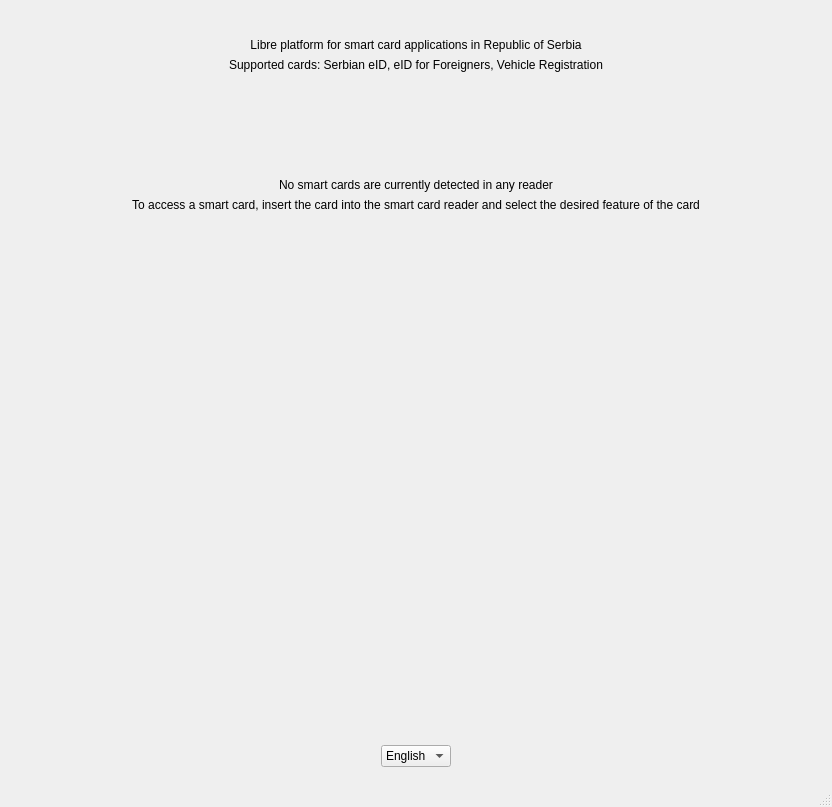
The window that src/librecelik.ui (LibreSCRS/LibreCelik) describes before a commit, drawn with Qt 5.
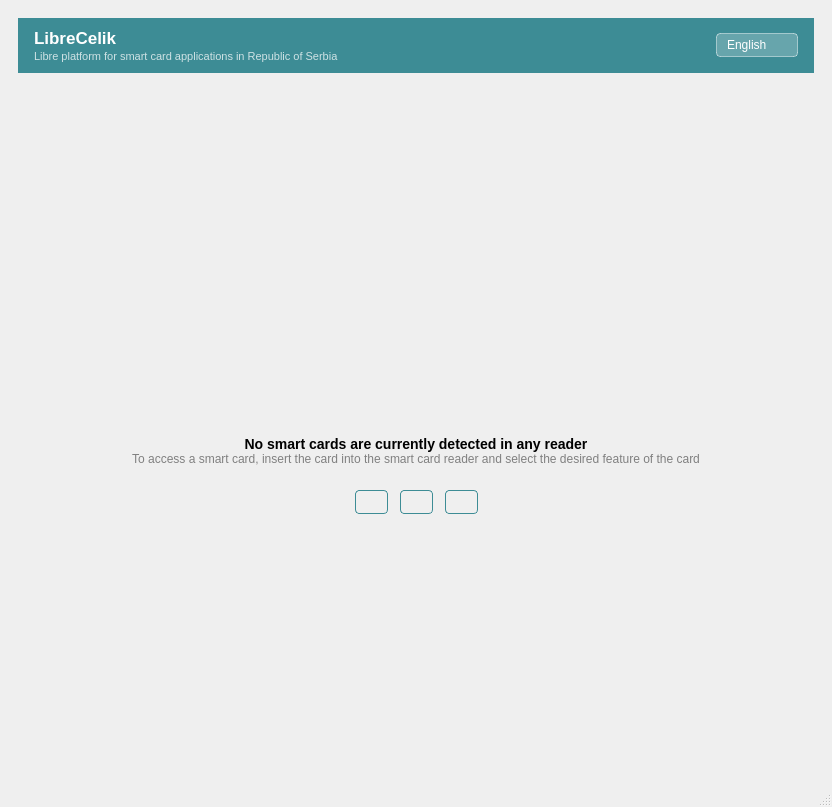
The same window after the commit. Icons and pictures are not drawn.

Commit message: Redesign home screen; fix crash on card removal during read

Patch:
```diff
--- a/src/librecelik.ui
+++ b/src/librecelik.ui
@@ -22,9 +22,131 @@
       </property>
       <widget class="QWidget" name="page_1">
        <layout class="QVBoxLayout" name="verticalLayout_3">
+        <property name="spacing">
+         <number>0</number>
+        </property>
+        <!-- Teal header bar -->
+        <item>
+         <widget class="QFrame" name="headerFrame">
+          <property name="styleSheet">
+           <string notr="true">QFrame#headerFrame { background-color: rgb(61,140,149); }</string>
+          </property>
+          <layout class="QHBoxLayout" name="headerLayout">
+           <property name="leftMargin">
+            <number>16</number>
+           </property>
+           <property name="topMargin">
+            <number>10</number>
+           </property>
+           <property name="rightMargin">
+            <number>16</number>
+           </property>
+           <property name="bottomMargin">
+            <number>10</number>
+           </property>
+           <property name="spacing">
+            <number>0</number>
+           </property>
+           <!-- Title + subtitle stacked vertically -->
+           <item>
+            <layout class="QVBoxLayout" name="titleLayout">
+             <property name="spacing">
+              <number>2</number>
+             </property>
+             <item>
+              <widget class="QLabel" name="headerTitleLabel">
+               <property name="text">
+                <string>LibreCelik</string>
+               </property>
+               <property name="styleSheet">
+                <string notr="true">QLabel { color: white; font-size: 17px; font-weight: bold; background: transparent; }</string>
+               </property>
+              </widget>
+             </item>
+             <item>
+              <widget class="QLabel" name="label_2">
+               <property name="text">
+                <string>Libre platform for smart card applications in Republic of Serbia</string>
+               </property>
+               <property name="styleSheet">
+                <string notr="true">QLabel { color: rgba(255,255,255,190); font-size: 11px; background: transparent; }</string>
+               </property>
+              </widget>
+             </item>
+            </layout>
+           </item>
+           <!-- Spacer -->
+           <item>
+            <spacer name="headerSpacer">
+             <property name="orientation">
+              <enum>Qt::Orientation::Horizontal</enum>
+             </property>
+             <property name="sizeHint" stdset="0">
+              <size>
+               <width>40</width>
+               <height>20</height>
+              </size>
+             </property>
+            </spacer>
+           </item>
+           <!-- Language selector -->
+           <item>
+            <widget class="QComboBox" name="languageComboBox">
+             <property name="sizePolicy">
+              <sizepolicy hsizetype="Fixed" vsizetype="Fixed">
+               <horstretch>0</horstretch>
+               <verstretch>0</verstretch>
+              </sizepolicy>
+             </property>
+             <property name="styleSheet">
+              <string notr="true">QComboBox { background-color: rgba(255,255,255,55); color: white; border: 1px solid rgba(255,255,255,120); border-radius: 4px; padding: 3px 10px; } QComboBox::drop-down { border: none; width: 18px; } QComboBox QAbstractItemView { background-color: white; color: black; selection-background-color: rgb(61,140,149); selection-color: white; }</string>
+             </property>
+             <item>
+              <property name="text">
+               <string>English</string>
+              </property>
+             </item>
+             <item>
+              <property name="text">
+               <string>Српски</string>
+              </property>
+             </item>
+            </widget>
+           </item>
+          </layout>
+         </widget>
+        </item>
+        <!-- Content area -->
         <item>
          <layout class="QVBoxLayout" name="verticalLayout_2">
+          <property name="leftMargin">
+           <number>20</number>
+          </property>
+          <property name="topMargin">
+           <number>0</number>
+          </property>
+          <property name="rightMargin">
+           <number>20</number>
+          </property>
+          <property name="bottomMargin">
+           <number>12</number>
+          </property>
+          <!-- Top spacer -->
           <item>
+           <spacer name="verticalSpacer_top">
+            <property name="orientation">
+             <enum>Qt::Orientation::Vertical</enum>
+            </property>
+            <property name="sizeHint" stdset="0">
+             <size>
+              <width>20</width>
+              <height>40</height>
+             </size>
+            </property>
+           </spacer>
+          </item>
+          <!-- Smart card icon -->
+          <item alignment="Qt::AlignHCenter">
            <widget class="QLabel" name="label">
             <property name="text">
              <string/>
@@ -32,31 +154,27 @@
             <property name="pixmap">
              <pixmap resource="../resources/librecelik.qrc">:/images/LibreSCCelikLogo.png</pixmap>
             </property>
-            <property name="alignment">
-             <set>Qt::AlignmentFlag::AlignCenter</set>
+            <property name="minimumSize">
+             <size>
+              <width>112</width>
+              <height>112</height>
+             </size>
             </property>
-           </widget>
-          </item>
-          <item>
-           <widget class="QLabel" name="label_2">
-            <property name="text">
-             <string>Libre platform for smart card applications in Republic of Serbia</string>
+            <property name="maximumSize">
+             <size>
+              <width>112</width>
+              <height>112</height>
+             </size>
             </property>
             <property name="alignment">
              <set>Qt::AlignmentFlag::AlignCenter</set>
             </property>
-           </widget>
-          </item>
-          <item>
-           <widget class="QLabel" name="label_5">
-            <property name="text">
-             <string>Supported cards: Serbian eID, eID for Foreigners, Vehicle Registration</string>
+            <property name="scaledContents">
+             <bool>true</bool>
             </property>
-            <property name="alignment">
-             <set>Qt::AlignmentFlag::AlignCenter</set>
-            </property>
            </widget>
           </item>
+          <!-- Mid spacer -->
           <item>
            <spacer name="verticalSpacer_2">
             <property name="orientation">
@@ -68,7 +186,7 @@
             <property name="sizeHint" stdset="0">
              <size>
               <width>20</width>
-              <height>100</height>
+              <height>30</height>
              </size>
             </property>
            </spacer>
@@ -78,9 +196,15 @@
             <property name="text">
              <string>No smart cards are currently detected in any reader</string>
             </property>
+            <property name="styleSheet">
+             <string notr="true">QLabel { font-size: 14px; font-weight: bold; }</string>
+            </property>
             <property name="alignment">
              <set>Qt::AlignmentFlag::AlignCenter</set>
             </property>
+            <property name="wordWrap">
+             <bool>true</bool>
+            </property>
            </widget>
           </item>
           <item>
@@ -88,11 +212,108 @@
             <property name="text">
              <string>To access a smart card, insert the card into the smart card reader and select the desired feature of the card</string>
             </property>
+            <property name="styleSheet">
+             <string notr="true">QLabel { color: grey; }</string>
+            </property>
             <property name="alignment">
              <set>Qt::AlignmentFlag::AlignCenter</set>
             </property>
+            <property name="wordWrap">
+             <bool>true</bool>
+            </property>
            </widget>
           </item>
+          <!-- Lower spacer -->
+          <item>
+           <spacer name="verticalSpacer_mid">
+            <property name="orientation">
+             <enum>Qt::Orientation::Vertical</enum>
+            </property>
+            <property name="sizeType">
+             <enum>QSizePolicy::Policy::Preferred</enum>
+            </property>
+            <property name="sizeHint" stdset="0">
+             <size>
+              <width>20</width>
+              <height>24</height>
+             </size>
+            </property>
+           </spacer>
+          </item>
+          <!-- Supported card chips -->
+          <item>
+           <layout class="QHBoxLayout" name="chipsLayout">
+            <property name="spacing">
+             <number>12</number>
+            </property>
+            <item>
+             <spacer name="chipSpacerLeft">
+              <property name="orientation">
+               <enum>Qt::Orientation::Horizontal</enum>
+              </property>
+              <property name="sizeHint" stdset="0">
+               <size>
+                <width>40</width>
+                <height>20</height>
+               </size>
+              </property>
+             </spacer>
+            </item>
+            <item>
+             <widget class="QLabel" name="chipEid">
+              <property name="text">
+               <string/>
+              </property>
+              <property name="styleSheet">
+               <string notr="true">QLabel { border: 1px solid rgb(61,140,149); border-radius: 4px; padding: 4px 12px; color: rgb(61,140,149); }</string>
+              </property>
+              <property name="alignment">
+               <set>Qt::AlignmentFlag::AlignCenter</set>
+              </property>
+             </widget>
+            </item>
+            <item>
+             <widget class="QLabel" name="chipForeigner">
+              <property name="text">
+               <string/>
+              </property>
+              <property name="styleSheet">
+               <string notr="true">QLabel { border: 1px solid rgb(61,140,149); border-radius: 4px; padding: 4px 12px; color: rgb(61,140,149); }</string>
+              </property>
+              <property name="alignment">
+               <set>Qt::AlignmentFlag::AlignCenter</set>
+              </property>
+             </widget>
+            </item>
+            <item>
+             <widget class="QLabel" name="chipVehicle">
+              <property name="text">
+               <string/>
+              </property>
+              <property name="styleSheet">
+               <string notr="true">QLabel { border: 1px solid rgb(61,140,149); border-radius: 4px; padding: 4px 12px; color: rgb(61,140,149); }</string>
+              </property>
+              <property name="alignment">
+               <set>Qt::AlignmentFlag::AlignCenter</set>
+              </property>
+             </widget>
+            </item>
+            <item>
+             <spacer name="chipSpacerRight">
+              <property name="orientation">
+               <enum>Qt::Orientation::Horizontal</enum>
+              </property>
+              <property name="sizeHint" stdset="0">
+               <size>
+                <width>40</width>
+                <height>20</height>
+               </size>
+              </property>
+             </spacer>
+            </item>
+           </layout>
+          </item>
+          <!-- Bottom spacer -->
           <item>
            <spacer name="verticalSpacer">
             <property name="orientation">
@@ -111,6 +332,9 @@
             <property name="text">
              <string/>
             </property>
+            <property name="styleSheet">
+             <string notr="true">QLabel { color: grey; font-size: 11px; }</string>
+            </property>
             <property name="alignment">
              <set>Qt::AlignmentFlag::AlignCenter</set>
             </property>
@@ -123,54 +347,20 @@
            </widget>
           </item>
           <item>
-           <layout class="QHBoxLayout" name="languageLayout">
-            <item>
-             <spacer name="horizontalSpacer_lang">
-              <property name="orientation">
-               <enum>Qt::Orientation::Horizontal</enum>
-              </property>
-              <property name="sizeHint" stdset="0">
-               <size>
-                <width>40</width>
-                <height>20</height>
-               </size>
-              </property>
-             </spacer>
-            </item>
-            <item>
-             <widget class="QComboBox" name="languageComboBox">
-              <property name="sizePolicy">
-               <sizepolicy hsizetype="Fixed" vsizetype="Fixed">
-                <horstretch>0</horstretch>
-                <verstretch>0</verstretch>
-               </sizepolicy>
-              </property>
-              <item>
-               <property name="text">
-                <string>English</string>
-               </property>
-              </item>
-              <item>
-               <property name="text">
-                <string>Српски</string>
-               </property>
-              </item>
-             </widget>
-            </item>
-            <item>
-             <spacer name="horizontalSpacer_lang2">
-              <property name="orientation">
-               <enum>Qt::Orientation::Horizontal</enum>
-              </property>
-              <property name="sizeHint" stdset="0">
-               <size>
-                <width>40</width>
-                <height>20</height>
-               </size>
-              </property>
-             </spacer>
-            </item>
-           </layout>
+           <spacer name="verticalSpacer_bottom">
+            <property name="orientation">
+             <enum>Qt::Orientation::Vertical</enum>
+            </property>
+            <property name="sizeType">
+             <enum>QSizePolicy::Policy::Fixed</enum>
+            </property>
+            <property name="sizeHint" stdset="0">
+             <size>
+              <width>20</width>
+              <height>8</height>
+             </size>
+            </property>
+           </spacer>
           </item>
          </layout>
         </item>
```
Left out of the diff: 6 changed lines with no effect on the pictures. The commit also changes 8 other files.
